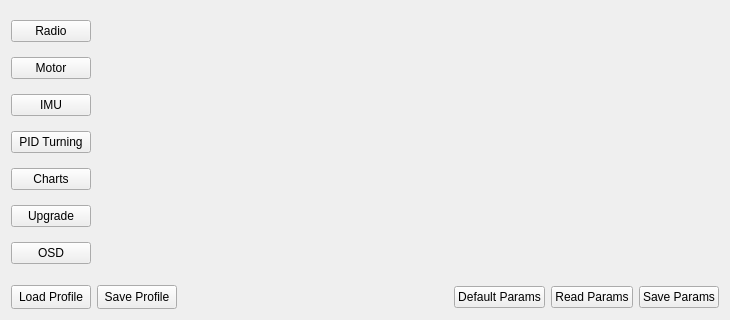
The window that src/uavconfig.ui (nlbtuyen/ConfigurationGCS) describes before a commit, drawn with Qt 5.
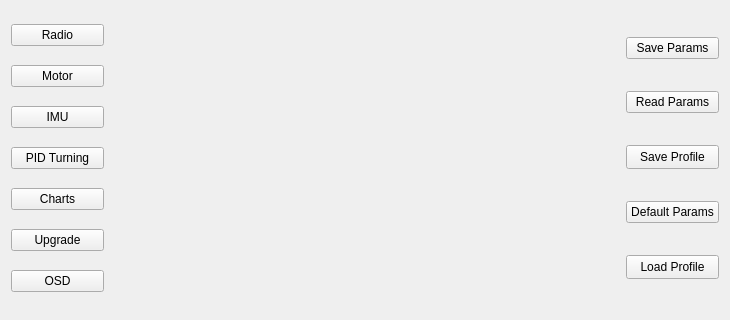
The same window after the commit. The open tabs and pages were chosen to show the change. Icons and pictures are not drawn.

Diff of the .ui file:
```diff
--- a/src/uavconfig.ui
+++ b/src/uavconfig.ui
@@ -37,9 +37,7 @@
   <property name="styleSheet">
    <string notr="true"/>
   </property>
-  <layout class="QVBoxLayout" name="verticalLayout_13">
-   <item>
-    <layout class="QHBoxLayout" name="horizontalLayout_2">
+  <layout class="QHBoxLayout" name="horizontalLayout">
      <item>
       <layout class="QVBoxLayout" name="verticalLayout_12">
        <item>
@@ -104,6 +102,18 @@
          <verstretch>0</verstretch>
         </sizepolicy>
        </property>
+     <property name="minimumSize">
+      <size>
+       <width>510</width>
+       <height>0</height>
+      </size>
+     </property>
+     <property name="maximumSize">
+      <size>
+       <width>510</width>
+       <height>16777215</height>
+      </size>
+     </property>
        <property name="font">
         <font>
          <stylestrategy>PreferDefault</stylestrategy>
@@ -1428,14 +1438,35 @@
         </layout>
        </widget>
        <widget class="QWidget" name="tab_aq_settingPage5">
-        <layout class="QGridLayout" name="gridLayout_9">
-         <item row="0" column="0">
           <widget class="QScrollArea" name="scrollArea_logviewer">
+       <property name="geometry">
+        <rect>
+         <x>0</x>
+         <y>-11</y>
+         <width>500</width>
+         <height>311</height>
+        </rect>
+       </property>
+       <property name="minimumSize">
+        <size>
+         <width>500</width>
+         <height>0</height>
+        </size>
+       </property>
+       <property name="maximumSize">
+        <size>
+         <width>500</width>
+         <height>16777215</height>
+        </size>
+       </property>
            <property name="frameShape">
             <enum>QFrame::NoFrame</enum>
            </property>
            <property name="frameShadow">
-            <enum>QFrame::Plain</enum>
+        <enum>QFrame::Raised</enum>
+       </property>
+       <property name="lineWidth">
+        <number>0</number>
            </property>
            <property name="widgetResizable">
             <bool>true</bool>
@@ -1445,14 +1476,12 @@
              <rect>
               <x>0</x>
               <y>0</y>
-              <width>609</width>
-              <height>250</height>
+          <width>500</width>
+          <height>311</height>
              </rect>
             </property>
            </widget>
           </widget>
-         </item>
-        </layout>
        </widget>
        <widget class="QWidget" name="tab_aq_settingPage6">
         <layout class="QHBoxLayout" name="horizontalLayout_3">
@@ -1563,20 +1592,27 @@
        <widget class="QWidget" name="tab_aq_settingPage7"/>
       </widget>
      </item>
-    </layout>
+   <item>
+    <layout class="QVBoxLayout" name="verticalLayout_5">
+     <item>
+      <widget class="QPushButton" name="btn_save">
+       <property name="text">
+        <string>Save Params</string>
+       </property>
+       <property name="icon">
+        <iconset>
+         <normaloff>../build-ui-Desktop_Qt_5_4_0_MSVC2013_OpenGL_64bit-Debug/image uisoft/Save.png</normaloff>../build-ui-Desktop_Qt_5_4_0_MSVC2013_OpenGL_64bit-Debug/image uisoft/Save.png</iconset>
+       </property>
+      </widget>
    </item>
    <item>
-    <layout class="QHBoxLayout" name="horizontalLayout">
-     <item>
-      <widget class="QPushButton" name="btn_LoadProfile">
-       <property name="minimumSize">
-        <size>
-         <width>0</width>
-         <height>24</height>
-        </size>
-       </property>
+      <widget class="QPushButton" name="btn_readParams">
        <property name="text">
-        <string>Load Profile</string>
+        <string>Read Params</string>
+       </property>
+       <property name="icon">
+        <iconset>
+         <normaloff>../build-ui-Desktop_Qt_5_4_0_MSVC2013_OpenGL_64bit-Debug/image uisoft/read.png</normaloff>../build-ui-Desktop_Qt_5_4_0_MSVC2013_OpenGL_64bit-Debug/image uisoft/read.png</iconset>
        </property>
       </widget>
      </item>
@@ -1593,19 +1629,6 @@
        </property>
       </widget>
      </item>
-     <item>
-      <spacer name="horizontalSpacer">
-       <property name="orientation">
-        <enum>Qt::Horizontal</enum>
-       </property>
-       <property name="sizeHint" stdset="0">
-        <size>
-         <width>40</width>
-         <height>20</height>
-        </size>
-       </property>
-      </spacer>
-     </item>
      <item>
       <widget class="QPushButton" name="btn_defaultParams">
        <property name="text">
@@ -1618,24 +1641,15 @@
       </widget>
      </item>
      <item>
-      <widget class="QPushButton" name="btn_readParams">
-       <property name="text">
-        <string>Read Params</string>
+      <widget class="QPushButton" name="btn_LoadProfile">
+       <property name="minimumSize">
+        <size>
+         <width>0</width>
+         <height>24</height>
+        </size>
        </property>
-       <property name="icon">
-        <iconset>
-         <normaloff>../build-ui-Desktop_Qt_5_4_0_MSVC2013_OpenGL_64bit-Debug/image uisoft/read.png</normaloff>../build-ui-Desktop_Qt_5_4_0_MSVC2013_OpenGL_64bit-Debug/image uisoft/read.png</iconset>
-       </property>
-      </widget>
-     </item>
-     <item>
-      <widget class="QPushButton" name="btn_save">
        <property name="text">
-        <string>Save Params</string>
-       </property>
-       <property name="icon">
-        <iconset>
-         <normaloff>../build-ui-Desktop_Qt_5_4_0_MSVC2013_OpenGL_64bit-Debug/image uisoft/Save.png</normaloff>../build-ui-Desktop_Qt_5_4_0_MSVC2013_OpenGL_64bit-Debug/image uisoft/Save.png</iconset>
+        <string>Load Profile</string>
        </property>
       </widget>
      </item>
```
Left out of the diff: 23 changed lines with no effect on the pictures. Lines whose indentation alone changed are shown as unchanged.
